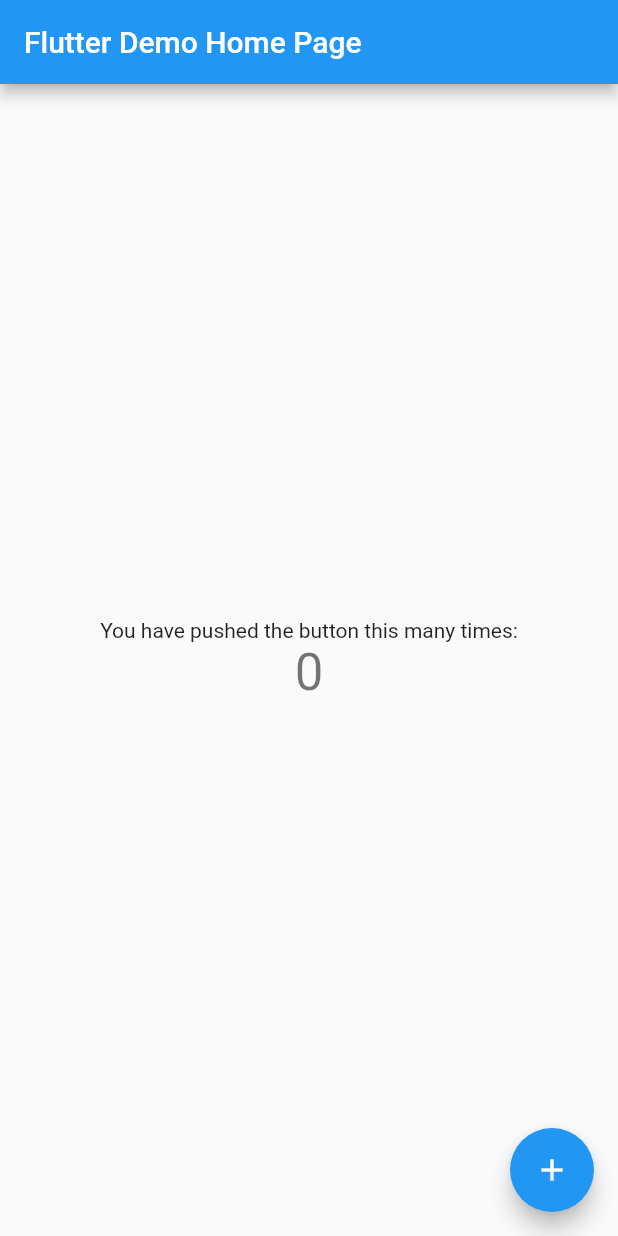
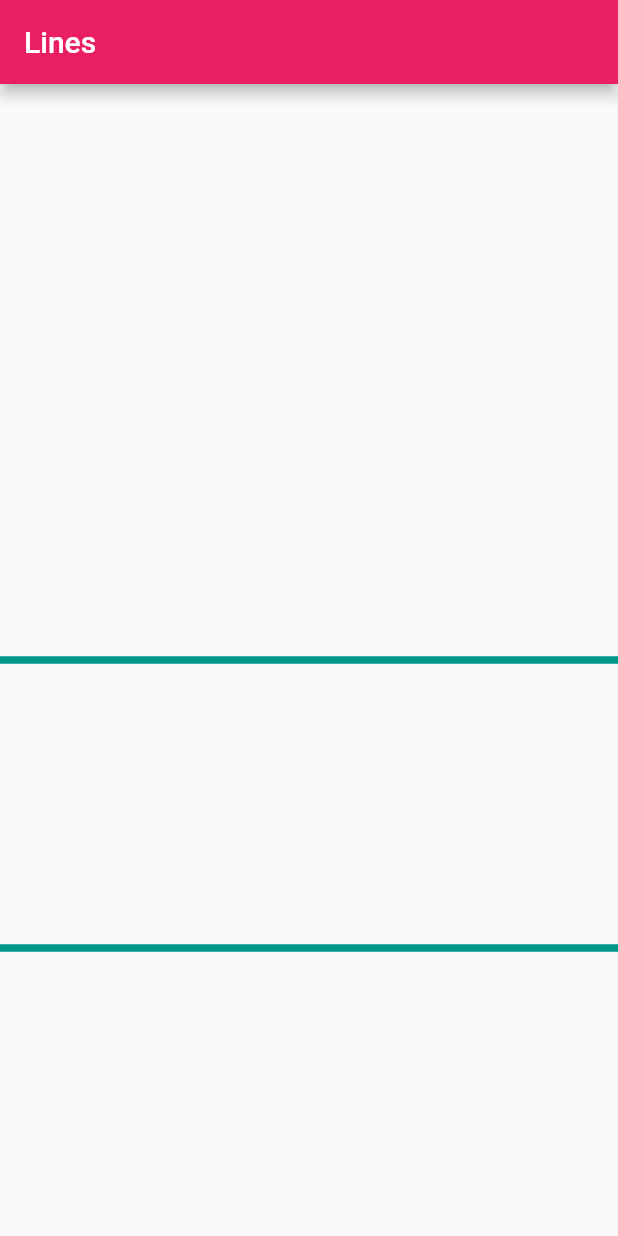
Before and after one commit to broccolism/LearnFlutterPainter, a Flutter app: the screen it shows after launch, on a phone screen of 412 x 824 dp. Run offline on Flutter 3.47's test engine with Material 2 defaults, Android fonts, the phone set to English and light mode, and no system bars.

Commit message:
feat: draw line using canvas & path

```diff
--- /dev/null
+++ b/draw_basic_shapes/lib/import_me.dart
@@ -0,0 +1,2 @@
+export 'screens/my_painter.dart';
+export 'painters/shape_painter.dart';
--- a/draw_basic_shapes/lib/main.dart
+++ b/draw_basic_shapes/lib/main.dart
@@ -1,117 +1,17 @@
+import 'dart:ui';
+import 'package:draw_basic_shapes/import_me.dart';
 import 'package:flutter/material.dart';
 
-void main() {
-  runApp(MyApp());
-}
+void main() => runApp(MyApp());
 
 class MyApp extends StatelessWidget {
-  // This widget is the root of your application.
   @override
   Widget build(BuildContext context) {
     return MaterialApp(
-      title: 'Flutter Demo',
       theme: ThemeData(
-        // This is the theme of your application.
-        //
-        // Try running your application with "flutter run". You'll see the
-        // application has a blue toolbar. Then, without quitting the app, try
-        // changing the primarySwatch below to Colors.green and then invoke
-        // "hot reload" (press "r" in the console where you ran "flutter run",
-        // or simply save your changes to "hot reload" in a Flutter IDE).
-        // Notice that the counter didn't reset back to zero; the application
-        // is not restarted.
-        primarySwatch: Colors.blue,
-        // This makes the visual density adapt to the platform that you run
-        // the app on. For desktop platforms, the controls will be smaller and
-        // closer together (more dense) than on mobile platforms.
-        visualDensity: VisualDensity.adaptivePlatformDensity,
+        primarySwatch: Colors.pink,
       ),
-      home: MyHomePage(title: 'Flutter Demo Home Page'),
+      home: MyPainter(),
     );
   }
 }
-
-class MyHomePage extends StatefulWidget {
-  MyHomePage({Key key, this.title}) : super(key: key);
-
-  // This widget is the home page of your application. It is stateful, meaning
-  // that it has a State object (defined below) that contains fields that affect
-  // how it looks.
-
-  // This class is the configuration for the state. It holds the values (in this
-  // case the title) provided by the parent (in this case the App widget) and
-  // used by the build method of the State. Fields in a Widget subclass are
-  // always marked "final".
-
-  final String title;
-
-  @override
-  _MyHomePageState createState() => _MyHomePageState();
-}
-
-class _MyHomePageState extends State<MyHomePage> {
-  int _counter = 0;
-
-  void _incrementCounter() {
-    setState(() {
-      // This call to setState tells the Flutter framework that something has
-      // changed in this State, which causes it to rerun the build method below
-      // so that the display can reflect the updated values. If we changed
-      // _counter without calling setState(), then the build method would not be
-      // called again, and so nothing would appear to happen.
-      _counter++;
-    });
-  }
-
-  @override
-  Widget build(BuildContext context) {
-    // This method is rerun every time setState is called, for instance as done
-    // by the _incrementCounter method above.
-    //
-    // The Flutter framework has been optimized to make rerunning build methods
-    // fast, so that you can just rebuild anything that needs updating rather
-    // than having to individually change instances of widgets.
-    return Scaffold(
-      appBar: AppBar(
-        // Here we take the value from the MyHomePage object that was created by
-        // the App.build method, and use it to set our appbar title.
-        title: Text(widget.title),
-      ),
-      body: Center(
-        // Center is a layout widget. It takes a single child and positions it
-        // in the middle of the parent.
-        child: Column(
-          // Column is also a layout widget. It takes a list of children and
-          // arranges them vertically. By default, it sizes itself to fit its
-          // children horizontally, and tries to be as tall as its parent.
-          //
-          // Invoke "debug painting" (press "p" in the console, choose the
-          // "Toggle Debug Paint" action from the Flutter Inspector in Android
-          // Studio, or the "Toggle Debug Paint" command in Visual Studio Code)
-          // to see the wireframe for each widget.
-          //
-          // Column has various properties to control how it sizes itself and
-          // how it positions its children. Here we use mainAxisAlignment to
-          // center the children vertically; the main axis here is the vertical
-          // axis because Columns are vertical (the cross axis would be
-          // horizontal).
-          mainAxisAlignment: MainAxisAlignment.center,
-          children: <Widget>[
-            Text(
-              'You have pushed the button this many times:',
-            ),
-            Text(
-              '$_counter',
-              style: Theme.of(context).textTheme.headline4,
-            ),
-          ],
-        ),
-      ),
-      floatingActionButton: FloatingActionButton(
-        onPressed: _incrementCounter,
-        tooltip: 'Increment',
-        child: Icon(Icons.add),
-      ), // This trailing comma makes auto-formatting nicer for build methods.
-    );
-  }
-}
--- /dev/null
+++ b/draw_basic_shapes/lib/screens/my_painter.dart
@@ -0,0 +1,19 @@
+import 'package:flutter/cupertino.dart';
+import 'package:flutter/material.dart';
+
+import '../import_me.dart';
+
+class MyPainter extends StatelessWidget {
+  @override
+  Widget build(BuildContext context) {
+    return Scaffold(
+      appBar: AppBar(
+        title: Text("Lines"),
+      ),
+      body: CustomPaint(
+        painter: ShapePainterByDrawPath(),
+        child: Container(),
+      ),
+    );
+  }
+}
```
Also changed, not shown: draw_basic_shapes/lib/painters/shape_painter.dart (added, +50 -0 lines).
